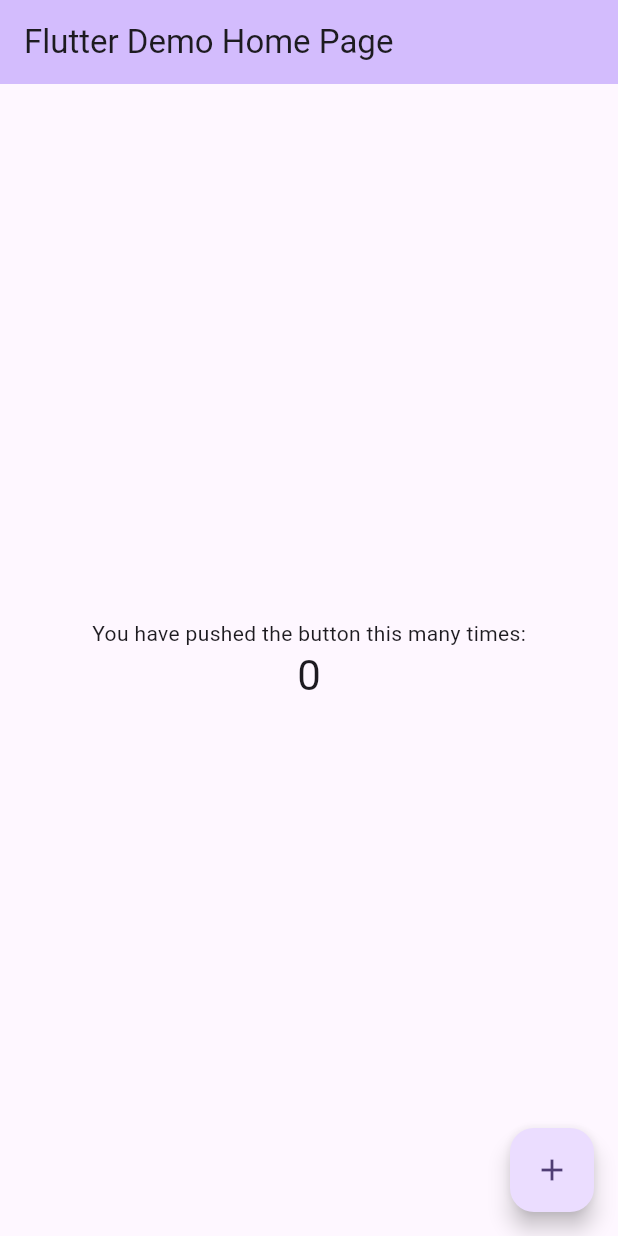
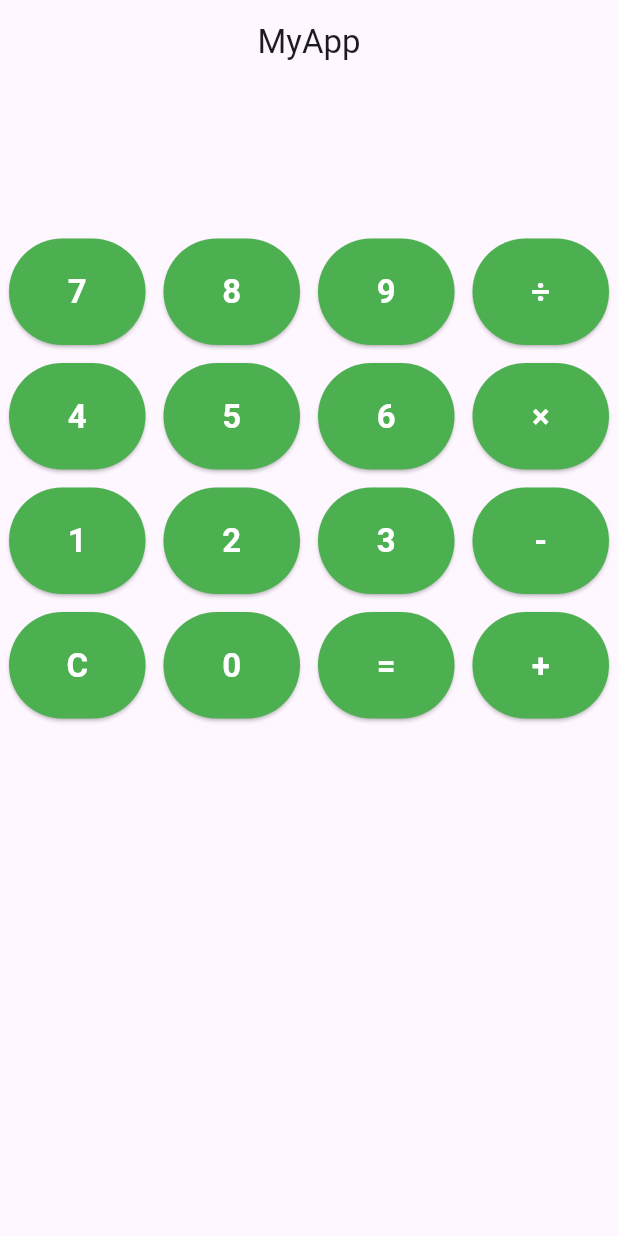
Before and after one commit to gauravjain0377/Flutter, a Flutter app: the screen it shows after launch, on a phone screen of 412 x 824 dp. Run offline on Flutter 3.47's test engine with Material 3 defaults, Android fonts, the phone set to English and light mode, and no system bars.

```diff
--- a/calculator/lib/main.dart
+++ b/calculator/lib/main.dart
@@ -1,121 +1,124 @@
 import 'package:flutter/material.dart';
 
 void main() {
-  runApp(const MyApp());
+  runApp(MyApp());
 }
 
 class MyApp extends StatelessWidget {
   const MyApp({super.key});
 
-  // This widget is the root of your application.
   @override
   Widget build(BuildContext context) {
     return MaterialApp(
-      title: 'Flutter Demo',
-      theme: ThemeData(
-        // This is the theme of your application.
-        //
-        // TRY THIS: Try running your application with "flutter run". You'll see
-        // the application has a purple toolbar. Then, without quitting the app,
-        // try changing the seedColor in the colorScheme below to Colors.green
-        // and then invoke "hot reload" (save your changes or press the "hot
-        // reload" button in a Flutter-supported IDE, or press "r" if you used
-        // the command line to start the app).
-        //
-        // Notice that the counter didn't reset back to zero; the application
-        // state is not lost during the reload. To reset the state, use hot
-        // restart instead.
-        //
-        // This works for code too, not just values: Most code changes can be
-        // tested with just a hot reload.
-        colorScheme: .fromSeed(seedColor: Colors.deepPurple),
-      ),
-      home: const MyHomePage(title: 'Flutter Demo Home Page'),
+      debugShowCheckedModeBanner: false,
+      title: 'MyApp',
+      home: Calculator(),
     );
   }
 }
 
-class MyHomePage extends StatefulWidget {
-  const MyHomePage({super.key, required this.title});
-
-  // This widget is the home page of your application. It is stateful, meaning
-  // that it has a State object (defined below) that contains fields that affect
-  // how it looks.
-
-  // This class is the configuration for the state. It holds the values (in this
-  // case the title) provided by the parent (in this case the App widget) and
-  // used by the build method of the State. Fields in a Widget subclass are
-  // always marked "final".
-
-  final String title;
-
+class Calculator extends StatefulWidget {
   @override
-  State<MyHomePage> createState() => _MyHomePageState();
+  State<Calculator> createState() => _CalculatorState();
 }
 
-class _MyHomePageState extends State<MyHomePage> {
-  int _counter = 0;
+class _CalculatorState extends State<Calculator> {
+  String display = "";
+  double first = 0;
+  String op = "";
 
-  void _incrementCounter() {
+  void onTap(String value) {
     setState(() {
-      // This call to setState tells the Flutter framework that something has
-      // changed in this State, which causes it to rerun the build method below
-      // so that the display can reflect the updated values. If we changed
-      // _counter without calling setState(), then the build method would not be
-      // called again, and so nothing would appear to happen.
-      _counter++;
+      if (value == "C") {
+        display = "";
+        first = 0;
+        op = "";
+      } else if (value == "+" || value == "-" || value == "×" || value == "÷") {
+        first = double.parse(display);
+        op = value;
+        display = "";
+      } else if (value == "=") {
+        double second = double.parse(display);
+        double result = 0;
+
+        if (op == "+") result = first + second;
+        if (op == "-") result = first - second;
+        if (op == "×") result = first * second;
+        if (op == "÷") result = first / second;
+
+        display = result.toString();
+      } else {
+        display += value;
+      }
     });
+  }
+
+  Widget calcButton(String text) {
+    return Expanded(
+      child: Padding(
+        padding: const EdgeInsets.all(6),
+        child: ElevatedButton(
+          style: ElevatedButton.styleFrom(
+            padding: const EdgeInsets.all(20),
+            backgroundColor: Colors.green,
+          ),
+          onPressed: () => onTap(text),
+          child: Text(
+            text,
+            style: const TextStyle(
+              fontSize: 22,
+              fontWeight: FontWeight.bold,
+              color: Colors.white,
+            ),
+          ),
+        ),
+      ),
+    );
   }
 
   @override
   Widget build(BuildContext context) {
-    // This method is rerun every time setState is called, for instance as done
-    // by the _incrementCounter method above.
-    //
-    // The Flutter framework has been optimized to make rerunning build methods
-    // fast, so that you can just rebuild anything that needs updating rather
-    // than having to individually change instances of widgets.
     return Scaffold(
       appBar: AppBar(
-        // TRY THIS: Try changing the color here to a specific color (to
-        // Colors.amber, perhaps?) and trigger a hot reload to see the AppBar
-        // change color while the other colors stay the same.
-        backgroundColor: Theme.of(context).colorScheme.inversePrimary,
-        // Here we take the value from the MyHomePage object that was created by
-        // the App.build method, and use it to set our appbar title.
-        title: Text(widget.title),
+        centerTitle: true,
+        title: const Text("MyApp"),
       ),
-      body: Center(
-        // Center is a layout widget. It takes a single child and positions it
-        // in the middle of the parent.
-        child: Column(
-          // Column is also a layout widget. It takes a list of children and
-          // arranges them vertically. By default, it sizes itself to fit its
-          // children horizontally, and tries to be as tall as its parent.
-          //
-          // Column has various properties to control how it sizes itself and
-          // how it positions its children. Here we use mainAxisAlignment to
-          // center the children vertically; the main axis here is the vertical
-          // axis because Columns are vertical (the cross axis would be
-          // horizontal).
-          //
-          // TRY THIS: Invoke "debug painting" (choose the "Toggle Debug Paint"
-          // action in the IDE, or press "p" in the console), to see the
-          // wireframe for each widget.
-          mainAxisAlignment: .center,
-          children: [
-            const Text('You have pushed the button this many times:'),
-            Text(
-              '$_counter',
-              style: Theme.of(context).textTheme.headlineMedium,
+      body: Column(
+        children: [
+          Container(
+            alignment: Alignment.centerRight,
+            padding: const EdgeInsets.all(20),
+            child: Text(
+              display,
+              style: const TextStyle(fontSize: 40),
             ),
-          ],
-        ),
-      ),
-      floatingActionButton: FloatingActionButton(
-        onPressed: _incrementCounter,
-        tooltip: 'Increment',
-        child: const Icon(Icons.add),
+          ),
+
+          Row(children: [
+            calcButton("7"),
+            calcButton("8"),
+            calcButton("9"),
+            calcButton("÷"),
+          ]),
+          Row(children: [
+            calcButton("4"),
+            calcButton("5"),
+            calcButton("6"),
+            calcButton("×"),
+          ]),
+          Row(children: [
+            calcButton("1"),
+            calcButton("2"),
+            calcButton("3"),
+            calcButton("-"),
+          ]),
+          Row(children: [
+            calcButton("C"),
+            calcButton("0"),
+            calcButton("="),
+            calcButton("+"),
+          ]),
+        ],
       ),
     );
   }
```
Also changed, not shown: helloindia/analysis_options.yaml (added, +28 -0 lines), helloindia/lib/main.dart (added, +91 -0 lines), helloindia/pubspec.yaml (added, +89 -0 lines), 118 other files.
